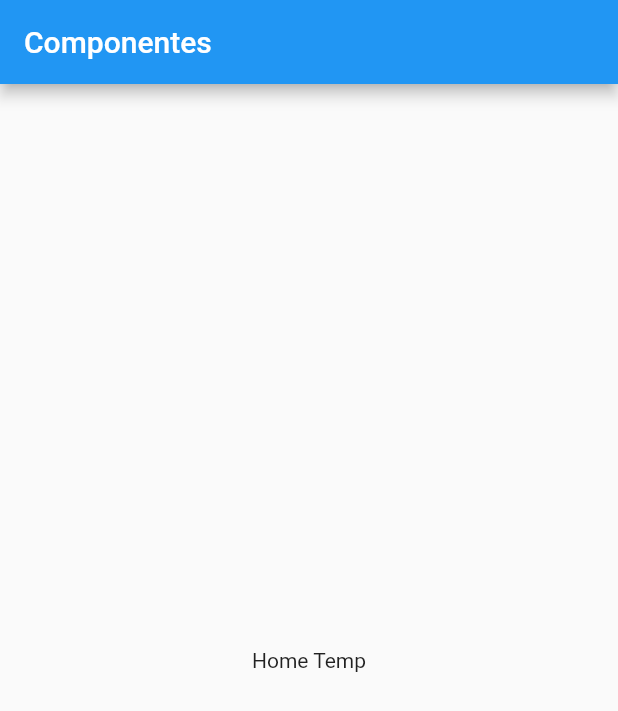
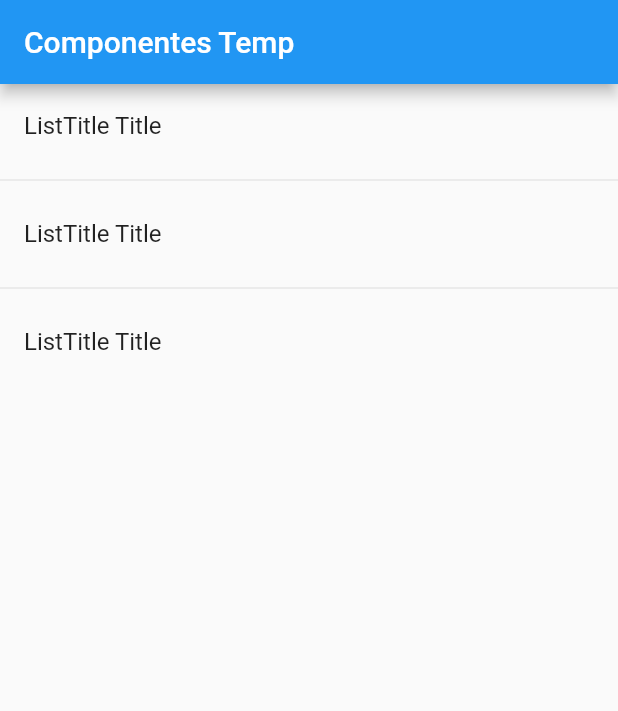
Before and after one commit to AdrianC47/Flutter-Una-introduccion-al-SDK-de-Google, a Flutter app: the screen it shows after launch, on a phone screen of 412 x 824 dp. Shown: the top 711 px of the screen. Run offline on Flutter 3.47's test engine with Material 2 defaults, Android fonts, the phone set to English and light mode, and no system bars.

Commit message:
Listview - Mostrar una lista de elementos

```diff
--- a/Proyectos-Flutter/componentes/lib/main.dart
+++ b/Proyectos-Flutter/componentes/lib/main.dart
@@ -10,12 +10,7 @@ class MyApp extends StatelessWidget {
     return MaterialApp(
       debugShowCheckedModeBanner: false,
       title: 'Componentes App',
-      home: Scaffold(
-        appBar: AppBar(
-          title: const Text('Componentes'),
-        ),
-        body: HomePageTemp()
-      ),
+      home:   HomePageTemp(),
     );
   }
 }
--- a/Proyectos-Flutter/componentes/lib/src/pages/home_temp.dart
+++ b/Proyectos-Flutter/componentes/lib/src/pages/home_temp.dart
@@ -5,8 +5,25 @@ class HomePageTemp extends StatelessWidget {
 
   @override
   Widget build(BuildContext context) {
-    return Center(
-      child: Text("Home Temp"),
+    return Scaffold(
+      appBar: AppBar(
+        title: Text("Componentes Temp"),
+      ),
+      body: ListView(
+        children: <Widget>[
+          ListTile(
+            title: Text("ListTitle Title"),
+          ),
+          Divider(),
+          ListTile(
+            title: Text("ListTitle Title"),
+          ),
+          Divider(),
+          ListTile(
+            title: Text("ListTitle Title"),
+          )
+        ],
+      ),
     );
   }
 }
```
